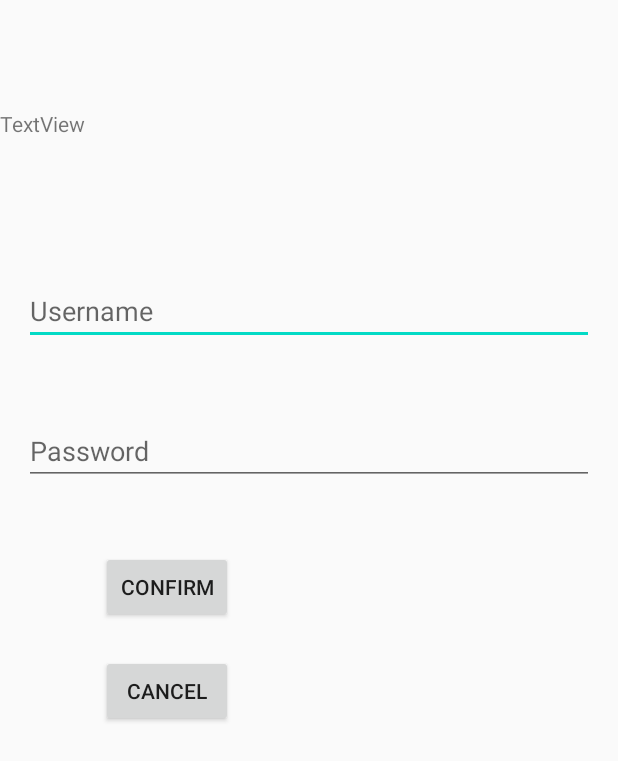
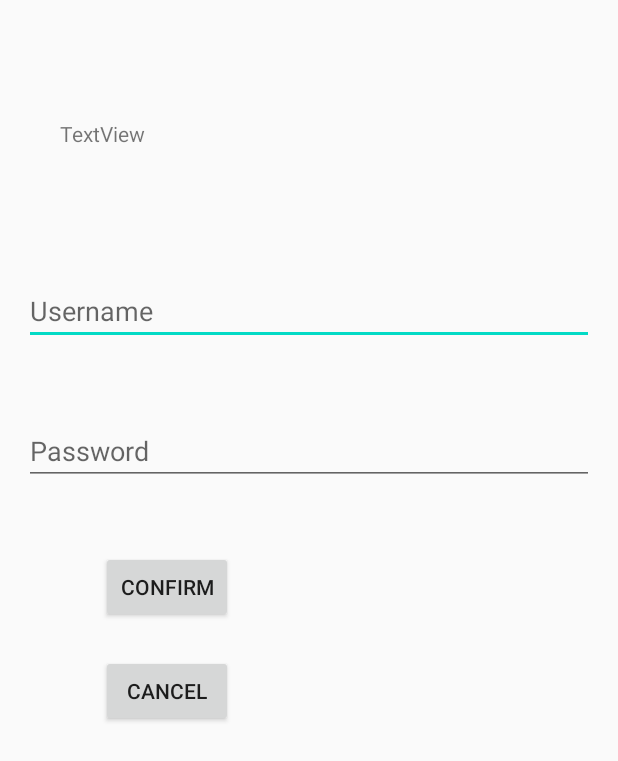
Before and after one commit to rsoberanes/SafeAlwayz, an Android app: the DeleteConfirmActivity screen opened directly, with no data from a screen before it, on a phone screen of 412 x 824 dp. Shown: the top 761 px of the screen. Run offline under Robolectric (Android 15) with nearby library versions, the phone set to English and light mode, and no system bars.

```diff
--- a/app/src/main/java/com/studios/primitive/safealwayz/ui/main/AccountModel.java
+++ b/app/src/main/java/com/studios/primitive/safealwayz/ui/main/AccountModel.java
@@ -1,6 +1,8 @@
 package com.studios.primitive.safealwayz.ui.main;
 
-public class AccountModel {
+import java.io.Serializable;
+
+public class AccountModel implements Serializable {
     private String userName;
     private String password;
     private String email;
@@ -36,6 +38,7 @@ public class AccountModel {
 
 
     //Getter and Setters
+
 
     public String getUserName() {
         return userName;
--- a/app/src/main/res/layout/activity_delete_confirm.xml
+++ b/app/src/main/res/layout/activity_delete_confirm.xml
@@ -64,13 +64,14 @@
         app:layout_constraintVertical_bias="0.003" />
 
     <TextView
-        android:id="@+id/textView"
+        android:id="@+id/text_info"
         android:layout_width="147dp"
         android:layout_height="39dp"
+        android:layout_marginStart="40dp"
         android:text="TextView"
         app:layout_constraintBottom_toTopOf="@+id/confirm_username"
         app:layout_constraintStart_toStartOf="parent"
         app:layout_constraintTop_toTopOf="parent"
-        tools:text="Confirm Credentials" />
+        app:layout_constraintVertical_bias="0.548" />
 
 </androidx.constraintlayout.widget.ConstraintLayout>
```
Also changed, not shown: app/src/main/java/com/studios/primitive/safealwayz/MainActivity.java (+8 -1 lines), app/src/main/java/com/studios/primitive/safealwayz/ui/main/AccountFragment.java (+7 -0 lines), app/src/main/java/com/studios/primitive/safealwayz/ui/main/DatabaseHelper.java (+26 -0 lines), app/src/main/java/com/studios/primitive/safealwayz/ui/main/DbLight.java (added, +24 -0 lines).
